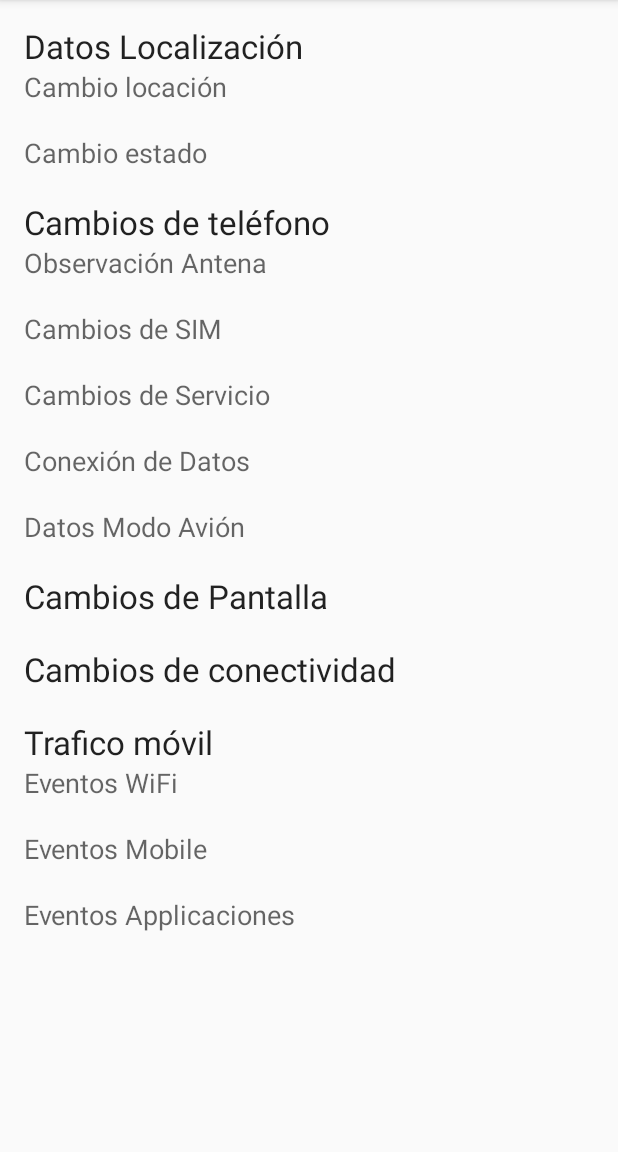
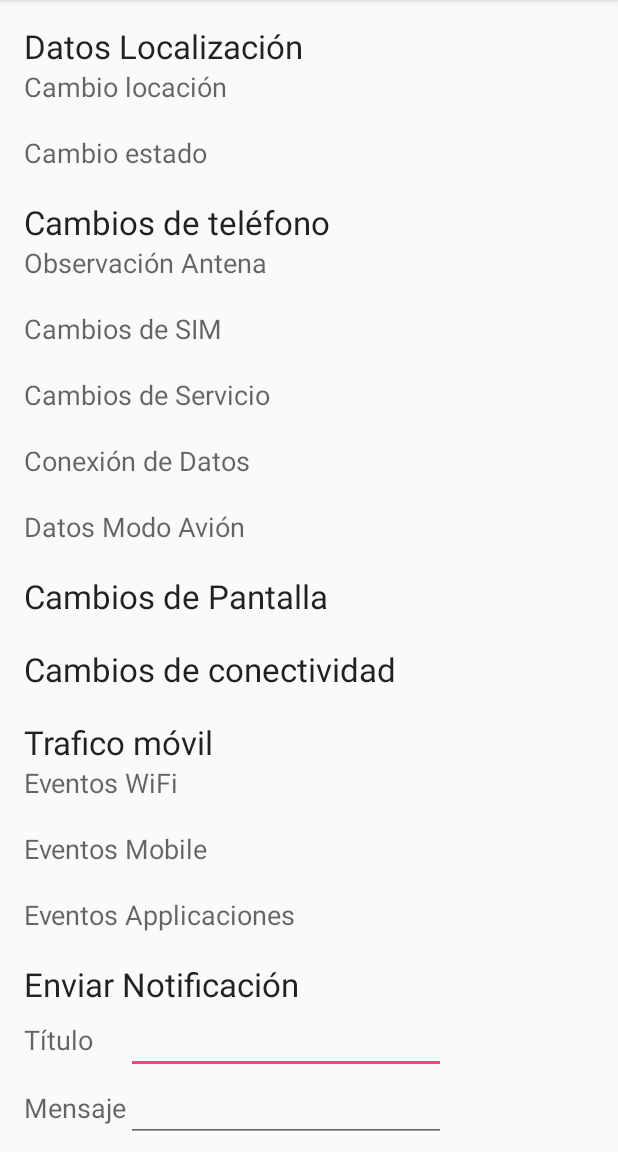
Before and after one commit to Zeeerooo/AdkMobileLibraryTest, an Android app: the screen it shows after launch (MainActivity), on a phone screen of 412 x 824 dp, the part 84-1236 px from its top. Run offline under Robolectric (Android 15) with nearby library versions, the phone set to English and light mode, and no system bars; libraries missing offline, so code that uses them is left out: cl.example.utils, cl.niclabs.adkmobile; 16 statements that could not run were skipped.

Commit message:
[Feature] New Notification Issuer Button

```diff
--- a/app/build.gradle
+++ b/app/build.gradle
@@ -6,7 +6,7 @@ android {
 
     defaultConfig {
         applicationId "cl.example.adkmobilelibrarytest"
-        minSdkVersion 15
+        minSdkVersion 16
         targetSdkVersion 23
         versionCode 1
         versionName "1.0"
--- a/app/src/main/java/cl/example/adkmobilelibrarytest/MainActivity.java
+++ b/app/src/main/java/cl/example/adkmobilelibrarytest/MainActivity.java
@@ -1,7 +1,9 @@
 package cl.example.adkmobilelibrarytest;
 
+import android.os.Bundle;
 import android.support.v7.app.AppCompatActivity;
-import android.os.Bundle;
+import android.view.View;
+import android.widget.EditText;
 import android.widget.TextView;
 
 import cl.niclabs.adkmobile.monitor.Connectivity;
@@ -21,7 +23,9 @@ import cl.niclabs.adkmobile.monitor.listeners.ScreenListener;
 import cl.niclabs.adkmobile.monitor.listeners.TelephonyListener;
 import cl.niclabs.adkmobile.monitor.listeners.TrafficListener;
 
-public class MainActivity extends AppCompatActivity implements TrafficListener, ConnectivityListener, ScreenListener, TelephonyListener, LocationListener{
+import static cl.example.utils.Notification.showNotification;
+
+public class MainActivity extends AppCompatActivity implements TrafficListener, ConnectivityListener, ScreenListener, TelephonyListener, LocationListener {
 
     private Monitor.Controller<TrafficListener> trafficController;
     private Monitor.Controller<ConnectivityListener> connController;
@@ -71,6 +75,25 @@ public class MainActivity extends AppCompatActivity implements TrafficListener,
         /* Visual */
         setContentView(R.layout.activity_main);
     }
+
+
+    public void issueNotification(View view) {
+
+        EditText notificationTitle = (EditText) findViewById(R.id.tf_notification_title);
+        EditText notificationMessage = (EditText) findViewById(R.id.tf_notification_message);
+        EditText notificationId = (EditText) findViewById(R.id.tf_notification_id);
+
+        //example of showNotification
+        int mNotificationId = Integer.parseInt(notificationId.getText().toString());
+        int mIcon = R.mipmap.ic_launcher;
+        String mTitle = notificationTitle.getText().toString();
+        String mText = notificationMessage.getText().toString();
+        boolean mAutoCancel = true;
+        Class mClass = MainActivity.class;
+
+        showNotification(this, mNotificationId, mIcon, mTitle, mText, mAutoCancel, mClass);
+    }
+
 
     @Override
     protected void onDestroy() {
@@ -149,7 +172,7 @@ public class MainActivity extends AppCompatActivity implements TrafficListener,
     }
 
     /* Métodos adicionales */
-    public void setDataTextView(final int idTV, final String newText){
+    public void setDataTextView(final int idTV, final String newText) {
         runOnUiThread(new Runnable() {
             @Override
             public void run() {
@@ -160,7 +183,7 @@ public class MainActivity extends AppCompatActivity implements TrafficListener,
         });
     }
 
-    public void appendDataTextView(final int idTV, final String newText){
+    public void appendDataTextView(final int idTV, final String newText) {
         runOnUiThread(new Runnable() {
             @Override
             public void run() {
--- a/app/src/main/res/layout/activity_main.xml
+++ b/app/src/main/res/layout/activity_main.xml
@@ -191,6 +191,93 @@
             android:layout_height="wrap_content"
             android:textAppearance="?android:attr/textAppearanceSmall"
             android:id="@+id/tv_app" />
+
+        <TextView
+            android:layout_width="wrap_content"
+            android:layout_height="wrap_content"
+            android:textAppearance="?android:attr/textAppearanceLarge"
+            android:text="@string/notification_section_title"
+            android:id="@+id/tv_notification" />
+
+        <TableLayout
+            android:layout_width="match_parent"
+            android:layout_height="wrap_content">
+
+            <TableRow
+                android:layout_width="match_parent"
+                android:layout_height="match_parent"
+                android:orientation="horizontal"
+                android:id="@+id/tr_notification_title">
+
+                <TextView
+                    android:layout_width="wrap_content"
+                    android:layout_height="wrap_content"
+                    android:textAppearance="?android:attr/textAppearanceMedium"
+                    android:text="@string/notification_title"
+                    android:id="@+id/tv_notification_title"
+                    android:layout_column="0" />
+
+                <EditText
+                    android:layout_width="wrap_content"
+                    android:layout_height="wrap_content"
+                    android:id="@+id/tf_notification_title"
+                    android:layout_column="1" />
+
+            </TableRow>
+
+            <TableRow
+                android:layout_width="match_parent"
+                android:layout_height="match_parent"
+                android:orientation="horizontal"
+                android:id="@+id/tr_notification_message">
+
+                <TextView
+                    android:layout_width="wrap_content"
+                    android:layout_height="wrap_content"
+                    android:textAppearance="?android:attr/textAppearanceMedium"
+                    android:text="@string/notification_message"
+                    android:id="@+id/tv_notification_message" />
+
+                <EditText
+                    android:layout_width="wrap_content"
+                    android:layout_height="wrap_content"
+                    android:id="@+id/tf_notification_message"
+                    android:layout_column="1" />
+            </TableRow>
+
+            <TableRow
+                android:layout_width="match_parent"
+                android:layout_height="match_parent"
+                android:orientation="horizontal"
+                android:id="@+id/tr_notification_id">
+
+                <TextView
+                    android:layout_width="wrap_content"
+                    android:layout_height="wrap_content"
+                    android:textAppearance="?android:attr/textAppearanceMedium"
+                    android:text="@string/notification_id"
+                    android:id="@+id/tv_notification_id" />
+
+                <EditText
+                    android:layout_width="wrap_content"
+                    android:layout_height="wrap_content"
+                    android:inputType="number"
+                    android:ems="10"
+                    android:id="@+id/tf_notification_id"
+                    android:layout_column="1" />
+
+            </TableRow>
+
+        </TableLayout>
+
+        <Button
+            android:layout_width="wrap_content"
+            android:layout_height="wrap_content"
+            android:text="@string/notification_button"
+            android:id="@+id/notification_button"
+            android:layout_gravity="center_horizontal"
+            android:onClick="issueNotification" />
+
     </LinearLayout>
 
 </ScrollView>
--- a/app/src/main/res/values/strings.xml
+++ b/app/src/main/res/values/strings.xml
@@ -15,4 +15,12 @@
     <string name="title_location">Datos Localización</string>
     <string name="title_location_change">Cambio locación</string>
     <string name="title_location_state">Cambio estado</string>
+
+    <!-- notificaciones-->
+    <string name="notification_section_title">Enviar Notificación</string>
+    <string name="notification_title">Título</string>
+    <string name="notification_message">Mensaje</string>
+    <string name="notification_id">Id</string>
+    <string name="notification_button">Lanzar Notificación</string>
+
 </resources>
```
